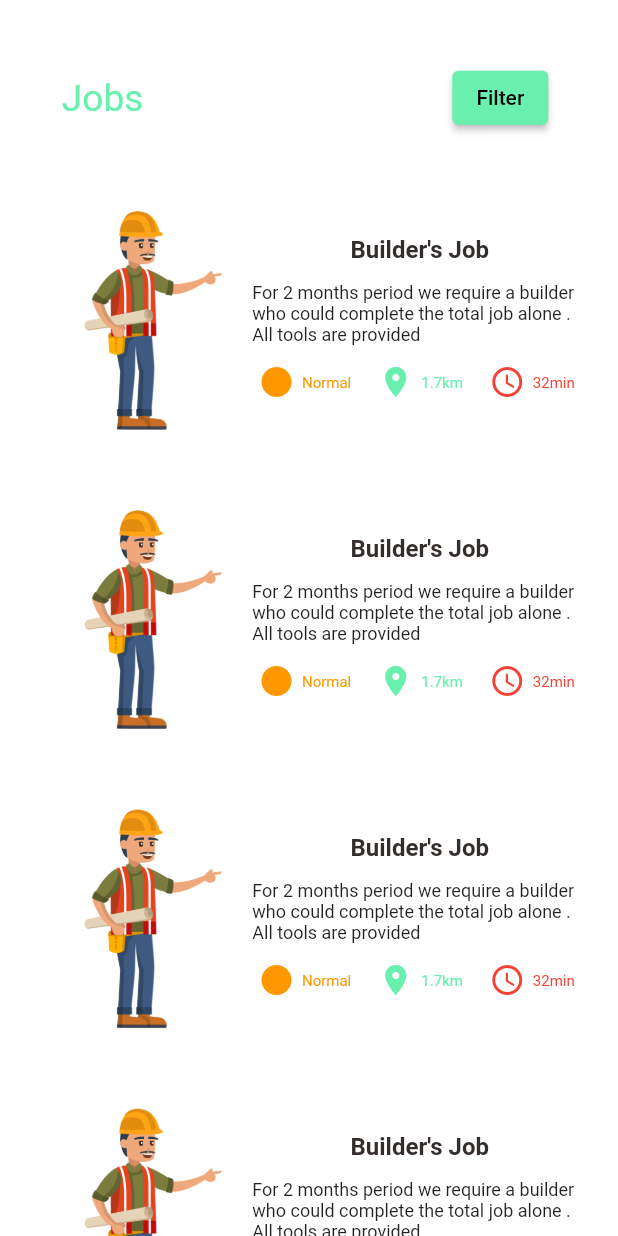
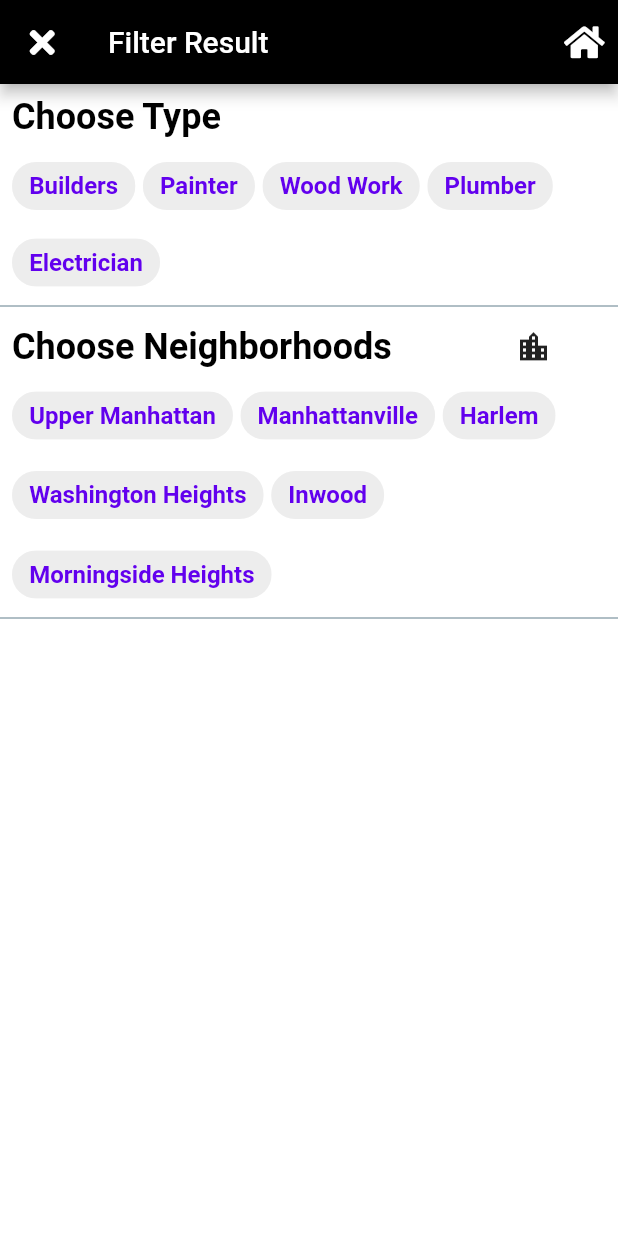
Before and after one commit to shivansh-magnus/shramik, a Flutter app: the Jobs widget shown alone on an empty page, opened directly, after a tap on "Filter", on a phone screen of 412 x 824 dp. Run offline on Flutter 3.47's test engine with Material 2 defaults, Android fonts, the light colour scheme and no system bars; our stand-ins replace bubble, dots_indicator, flutter_svg, font_awesome_flutter, get; missing offline and left inert: flutter_dialogflow; network calls fail.

Commit message:
After adding filter page

```diff
--- a/lib/homepage/components/jobs.dart
+++ b/lib/homepage/components/jobs.dart
@@ -1,4 +1,5 @@
 import 'package:flutter/material.dart';
+import 'package:shramik/screen/Filter/filterpage.dart';
 import 'package:shramik/screen/Jobs/job.dart';
 import 'package:shramik/widget/big_text.dart';
 import 'package:shramik/widget/icon_and_text_widget.dart';
@@ -31,7 +32,16 @@ class _JobsState extends State<Jobs> {
               ),
               SizedBox(width: size.width * 0.5),
               ElevatedButton(
-                onPressed: () {},
+                onPressed: () {
+                  Navigator.push(
+                    context,
+                    MaterialPageRoute(
+                      builder: (context) {
+                        return FilterChipDisplay();
+                      },
+                    ),
+                  );
+                },
                 child: const Text(
                   "Filter",
                   style: TextStyle(color: Colors.black),
--- /dev/null
+++ b/lib/screen/Filter/filterpage.dart
@@ -0,0 +1,168 @@
+import 'package:flutter/material.dart';
+import 'package:font_awesome_flutter/font_awesome_flutter.dart';
+import 'package:shramik/screen/Map/map.dart';
+
+class FilterChipDisplay extends StatefulWidget {
+  @override
+  _FilterChipDisplayState createState() => _FilterChipDisplayState();
+}
+
+class _FilterChipDisplayState extends State<FilterChipDisplay> {
+  @override
+  Widget build(BuildContext context) {
+    Size size = MediaQuery.of(context).size;
+    return Scaffold(
+      appBar: AppBar(
+        backgroundColor: Colors.black,
+        leading: IconButton(
+            icon: const Icon(
+              FontAwesomeIcons.times,
+              color: Colors.white,
+            ),
+            onPressed: () {}),
+        title: const Text(
+          "Filter Result",
+          style: TextStyle(
+            color: Colors.white,
+          ),
+        ),
+        actions: <Widget>[
+          IconButton(
+              icon: const Icon(
+                FontAwesomeIcons.home,
+                color: Colors.white,
+              ),
+              onPressed: () {
+                //
+              }),
+        ],
+      ),
+      body: Column(
+        children: <Widget>[
+          Align(
+            alignment: Alignment.centerLeft,
+            child: Padding(
+              padding: const EdgeInsets.all(8.0),
+              child: _titleContainer("Choose Type"),
+            ),
+          ),
+          Padding(
+            padding: const EdgeInsets.only(left: 8.0),
+            child: Align(
+              alignment: Alignment.centerLeft,
+              child: Container(
+                  child: Wrap(
+                spacing: 5.0,
+                runSpacing: 3.0,
+                children: <Widget>[
+                  filterChipWidget(chipName: 'Builders'),
+                  filterChipWidget(chipName: 'Painter'),
+                  filterChipWidget(chipName: 'Wood Work'),
+                  filterChipWidget(chipName: 'Plumber'),
+                  filterChipWidget(chipName: 'Electrician'),
+                ],
+              )),
+            ),
+          ),
+          const Divider(
+            color: Colors.blueGrey,
+            height: 10.0,
+          ),
+          Align(
+            alignment: Alignment.centerLeft,
+            child: Padding(
+              padding: const EdgeInsets.all(8.0),
+              child: Row(
+                children: [
+                  _titleContainer('Choose Neighborhoods'),
+                  SizedBox(
+                    width: size.width * 0.2,
+                  ),
+                  GestureDetector(
+                      onTap: () {
+                        Navigator.push(
+                          context,
+                          MaterialPageRoute(
+                            builder: (context) {
+                              return MapPage();
+                            },
+                          ),
+                        );
+                      },
+                      child: Icon(Icons.location_city)),
+                ],
+              ),
+            ),
+          ),
+          Padding(
+            padding: const EdgeInsets.only(left: 8.0),
+            child: Align(
+              alignment: Alignment.centerLeft,
+              child: Container(
+                child: Wrap(
+                  spacing: 5.0,
+                  runSpacing: 5.0,
+                  children: <Widget>[
+                    filterChipWidget(chipName: 'Upper Manhattan'),
+                    filterChipWidget(chipName: 'Manhattanville'),
+                    filterChipWidget(chipName: 'Harlem'),
+                    filterChipWidget(chipName: 'Washington Heights'),
+                    filterChipWidget(chipName: 'Inwood'),
+                    filterChipWidget(chipName: 'Morningside Heights'),
+                  ],
+                ),
+              ),
+            ),
+          ),
+          Divider(
+            color: Colors.blueGrey,
+            height: 10.0,
+          ),
+        ],
+      ),
+    );
+  }
+}
+
+Widget _titleContainer(String myTitle) {
+  return Text(
+    myTitle,
+    style: TextStyle(
+        color: Colors.black, fontSize: 24.0, fontWeight: FontWeight.bold),
+  );
+}
+
+class filterChipWidget extends StatefulWidget {
+  final String chipName;
+
+  filterChipWidget({Key? key, required this.chipName}) : super(key: key);
+
+  @override
+  _filterChipWidgetState createState() => _filterChipWidgetState();
+}
+
+class _filterChipWidgetState extends State<filterChipWidget> {
+  var _isSelected = false;
+
+  @override
+  Widget build(BuildContext context) {
+    return FilterChip(
+      label: Text(widget.chipName),
+      labelStyle: TextStyle(
+          color: Color(0xff6200ee),
+          fontSize: 16.0,
+          fontWeight: FontWeight.bold),
+      selected: _isSelected,
+      shape: RoundedRectangleBorder(
+        borderRadius: BorderRadius.circular(30.0),
+      ),
+      backgroundColor: Color(0xffededed),
+      onSelected: (isSelected) {
+        setState(() {
+          _isSelected = isSelected;
+        });
+      },
+      selectedColor: Color(0xffeadffd),
+    );
+  }
+}
--- a/lib/screen/Login/login_screen_new.dart
+++ b/lib/screen/Login/login_screen_new.dart
@@ -79,7 +79,7 @@ class _LoginScreenState extends State<LoginScreen> {
                         onPressed: () {
                           Navigator.push(context,
                               MaterialPageRoute(builder: (context) {
-                            return Homepage();
+                            return const Homepage();
                           }));
                         },
                         child: const Text(
--- /dev/null
+++ b/lib/screen/Map/map.dart
@@ -0,0 +1,15 @@
+import 'package:flutter/material.dart';
+
+class MapPage extends StatefulWidget {
+  const MapPage({Key? key}) : super(key: key);
+
+  @override
+  _MapPageState createState() => _MapPageState();
+}
+
+class _MapPageState extends State<MapPage> {
+  @override
+  Widget build(BuildContext context) {
+    return Container();
+  }
+}
--- a/pubspec.yaml
+++ b/pubspec.yaml
@@ -41,6 +41,7 @@ dependencies:
   dots_indicator: ^2.1.0
   get:
   neon:
+  font_awesome_flutter:
 
 dev_dependencies:
   flutter_test:
```
Also changed, not shown: assets/credentials.json (added, +12 -0 lines), lib/components/chatbox.dart (+24 -12 lines), pubspec.lock.
